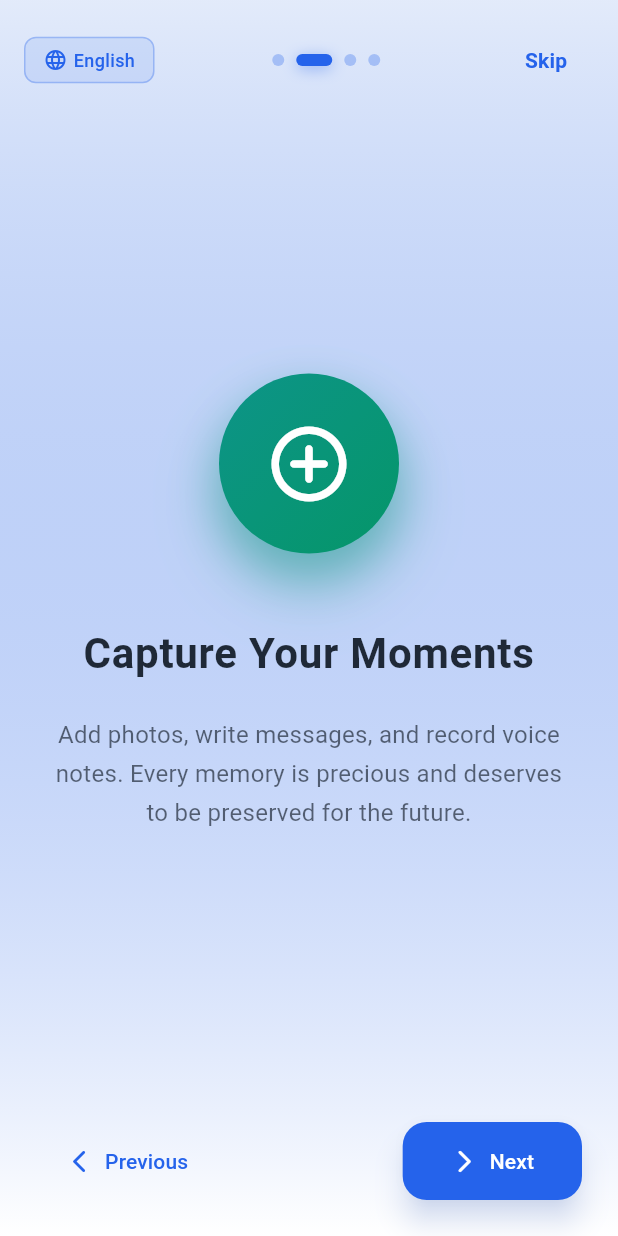
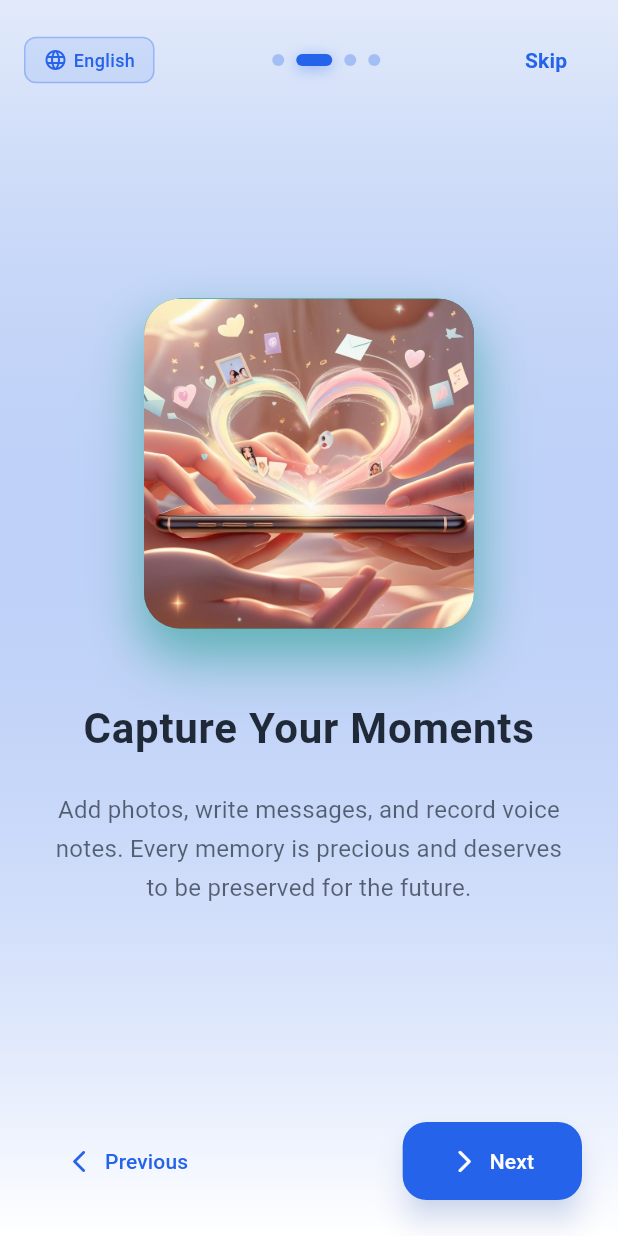
Before and after one commit to Shaimaa-22/time_capsule_app, a Flutter app: the screen it shows after launch, swiped to page 2, on a phone screen of 412 x 824 dp. Run offline on Flutter 3.47's test engine with Material 3 defaults, Android fonts, the phone set to English and light mode, and no system bars; our stand-ins replace flutter_dotenv, flutter_local_notifications, fluttertoast, image_picker, lottie, share_plus and 2 more; missing offline and left inert: bcrypt, file_selector, postgres, workmanager; statements that could not run were skipped.

Commit message:
update project files

```diff
--- a/lib/views/onboarding_screen.dart
+++ b/lib/views/onboarding_screen.dart
@@ -37,25 +37,25 @@ class _OnboardingScreenState extends State<OnboardingScreen>
       OnboardingPage(
         title: context.tr('onboarding.page1.title'),
         description: context.tr('onboarding.page1.description'),
-        icon: Icons.access_time_rounded,
+        imagePath: 'assets/images/onboarding_1.jpg',
         gradient: ThemeService.primaryGradient,
       ),
       OnboardingPage(
         title: context.tr('onboarding.page2.title'),
         description: context.tr('onboarding.page2.description'),
-        icon: Icons.add_circle_outline_rounded,
+        imagePath: 'assets/images/onboarding_2.jpg',
         gradient: ThemeService.successGradient,
       ),
       OnboardingPage(
         title: context.tr('onboarding.page3.title'),
         description: context.tr('onboarding.page3.description'),
-        icon: Icons.schedule_rounded,
+        imagePath: 'assets/images/onboarding_3.jpg',
         gradient: ThemeService.warningGradient,
       ),
       OnboardingPage(
         title: context.tr('onboarding.page4.title'),
         description: context.tr('onboarding.page4.description'),
-        icon: Icons.rocket_launch_rounded,
+        imagePath: 'assets/images/onboarding_4.jpg',
         gradient: ThemeService.dangerGradient,
       ),
     ];
@@ -424,11 +424,11 @@ class _OnboardingScreenState extends State<OnboardingScreen>
                 child: ScaleTransition(
                   scale: _scaleAnimation,
                   child: Container(
-                    width: 120,
-                    height: 120,
+                    width: 220,
+                    height: 220,
                     decoration: BoxDecoration(
                       gradient: page.gradient,
-                      borderRadius: BorderRadius.circular(60),
+                      borderRadius: BorderRadius.circular(24),
                       boxShadow: [
                         BoxShadow(
                           color: page.gradient.colors.first.withValues(
@@ -447,7 +447,22 @@ class _OnboardingScreenState extends State<OnboardingScreen>
                         ),
                       ],
                     ),
-                    child: Icon(page.icon, size: 60, color: Colors.white),
+                    child: ClipRRect(
+                      borderRadius: BorderRadius.circular(24),
+                      child: Image.asset(
+                        page.imagePath,
+                        width: 250,
+                        height: 250,
+                        fit: BoxFit.cover,
+                        errorBuilder: (context, error, stackTrace) {
+                          return Icon(
+                            Icons.image_not_supported,
+                            size: 80,
+                            color: Colors.white,
+                          );
+                        },
+                      ),
+                    ),
                   ),
                 ),
               );
@@ -518,13 +533,13 @@ class _OnboardingScreenState extends State<OnboardingScreen>
 class OnboardingPage {
   final String title;
   final String description;
-  final IconData icon;
+  final String imagePath;
   final LinearGradient gradient;
 
   OnboardingPage({
     required this.title,
     required this.description,
-    required this.icon,
+    required this.imagePath,
     required this.gradient,
   });
 }
--- a/pubspec.yaml
+++ b/pubspec.yaml
@@ -47,3 +47,4 @@ flutter:
     - assets/icons/splash.jpg
     - assets/.env
     - assets/translations/
+    - assets/images/
```
Also changed, not shown: assets/images/onboarding_1.jpg (added), assets/images/onboarding_2.jpg (added), assets/images/onboarding_3.jpg (added), assets/images/onboarding_4.jpg (added).
